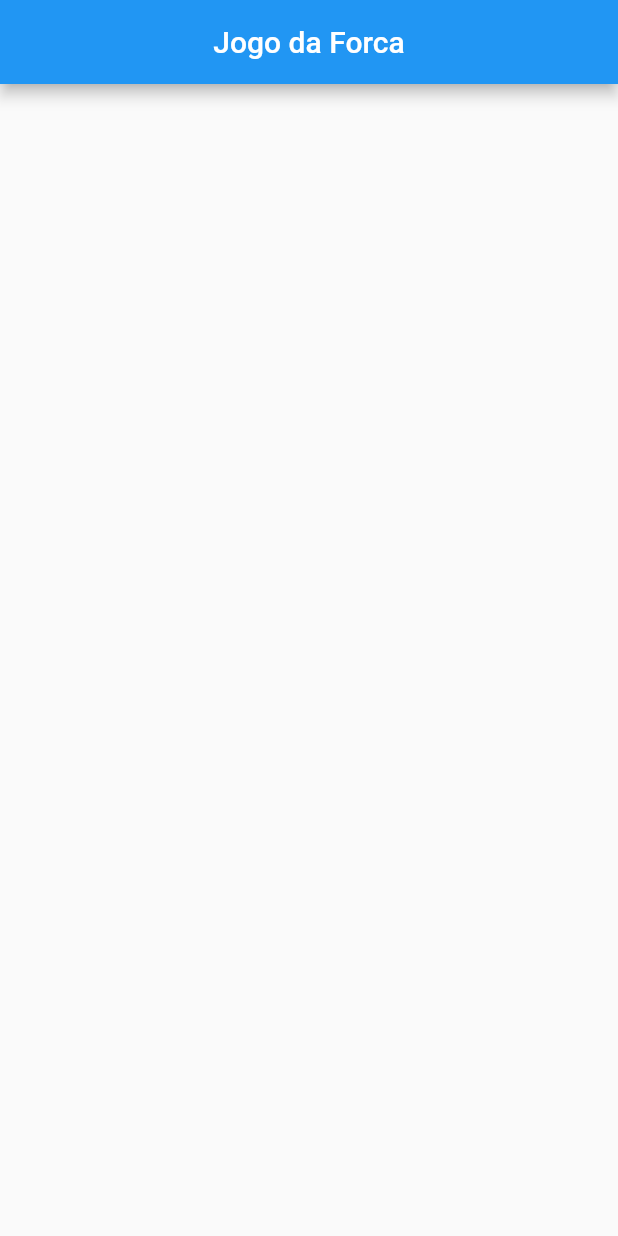
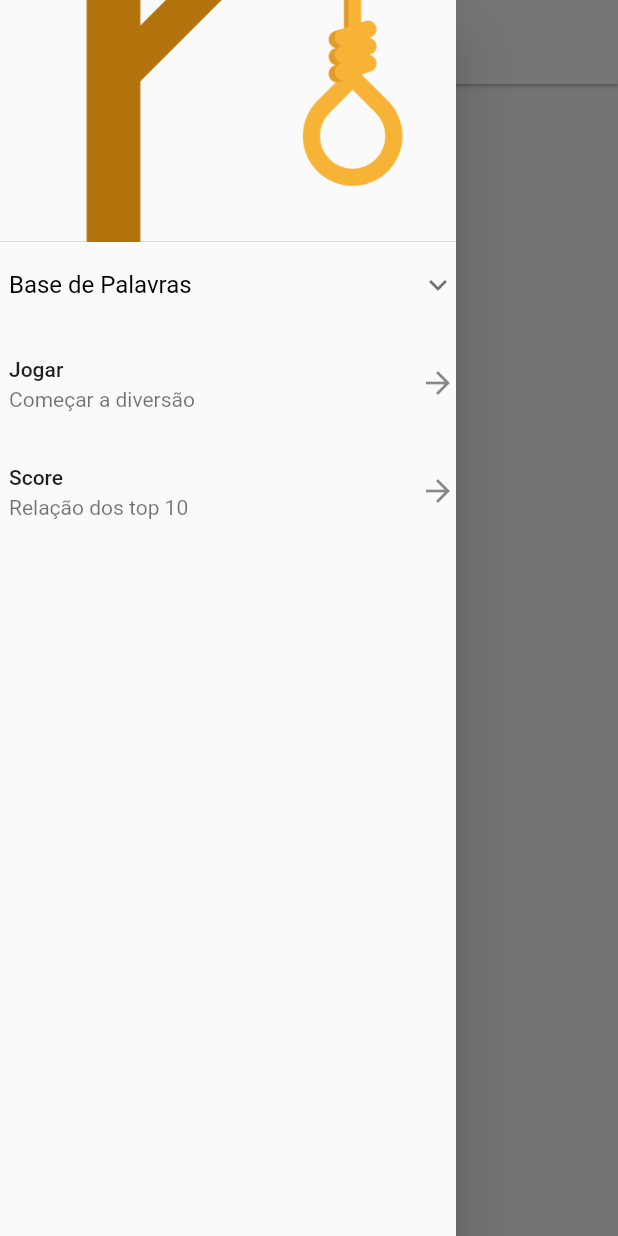
Before and after one commit to aalexsd/forca_app, a Flutter app: the screen it shows after launch, with the side drawer open (before the commit the screen has no drawer), on a phone screen of 412 x 824 dp. Run offline on Flutter 3.47's test engine with Material 2 defaults, Android fonts, the phone set to English and light mode, and no system bars; our stand-ins replace animated_splash_screen, equatable.

Commit message:
created drawer

```diff
--- a/lib/drawer/drawer_route.dart
+++ b/lib/drawer/drawer_route.dart
@@ -0,0 +1,27 @@
+import 'package:flutter/material.dart';
+import 'package:forca_app/drawer/widgets/drawerbody_app.dart';
+import 'package:forca_app/drawer/widgets/drawerbodycontent.dart';
+
+class DrawerPage extends StatelessWidget {
+  const DrawerPage({Key? key}) : super(key: key);
+
+  @override
+  Widget build(BuildContext context) {
+    return Drawer(
+      child: Column(
+        children: [
+          DrawerHeader(padding: EdgeInsets.zero,
+          margin: EdgeInsets.zero,
+            decoration: const BoxDecoration(
+              image: DecorationImage(
+                  image: AssetImage('assets/images/forcaicon.png'),
+              fit: BoxFit.cover),
+            ),
+            child: Container(),
+          ),
+          DrawerBodyApp(child: DrawerBodyContentApp(),),
+        ],
+      ),
+    );
+  }
+}
--- /dev/null
+++ b/lib/drawer/widgets/drawerbody_app.dart
@@ -0,0 +1,14 @@
+import 'package:flutter/material.dart';
+
+class DrawerBodyApp extends StatelessWidget {
+  final Widget child;
+  const DrawerBodyApp({Key? key,
+  required this.child}) : super(key: key);
+
+  @override
+  Widget build(BuildContext context) {
+    return Expanded(child: Container(
+      child: child,
+    ));
+  }
+}
--- /dev/null
+++ b/lib/drawer/widgets/drawerbodycontent.dart
@@ -0,0 +1,57 @@
+import 'package:flutter/material.dart';
+
+class DrawerBodyContentApp extends StatelessWidget {
+  const DrawerBodyContentApp({Key? key}) : super(key: key);
+
+  ListTile _createListTile({
+    required EdgeInsets contentPadding,
+    required String titleText,
+    required String subtitleText,
+  }) {
+    return ListTile(
+      contentPadding: contentPadding,
+      trailing: const Icon(Icons.arrow_forward),
+      title: Text(titleText),
+      subtitle: Text(subtitleText),
+      onTap: () {},
+    );
+  }
+
+  @override
+  Widget build(BuildContext context) {
+    return ListView(
+      children: [
+        ListTileTheme(
+          contentPadding: const EdgeInsets.only(left: 6),
+          child: ExpansionTile(
+            title: const Text(
+              'Base de Palavras',
+              style: TextStyle(fontSize: 16.0, color: Colors.black),
+            ),
+            onExpansionChanged: null,
+            children: <Widget>[
+              _createListTile(
+                  contentPadding: const EdgeInsets.only(left: 62.0),
+                  titleText: 'Novas Palavras',
+                  subtitleText: 'Vamos inserir palavras?'),
+              _createListTile(
+                  contentPadding: const EdgeInsets.only(left: 62.0),
+                  titleText: 'Palavras existentes',
+                  subtitleText: 'Vamos ver o que já temos?'),
+            ],
+          ),
+        ),
+        _createListTile(
+          contentPadding: const EdgeInsets.only(left: 6.0),
+          titleText: 'Jogar',
+          subtitleText: 'Começar a diversão',
+        ),
+        _createListTile(
+          contentPadding: const EdgeInsets.only(left: 6.0),
+          titleText: 'Score',
+          subtitleText: 'Relação dos top 10',
+        ),
+      ],
+    );
+  }
+}
--- a/lib/main.dart
+++ b/lib/main.dart
@@ -1,6 +1,5 @@
 import 'package:animated_splash_screen/animated_splash_screen.dart';
 import 'package:flutter/material.dart';
-import 'package:forca_app/routes%20/home_route.dart';
 import 'package:forca_app/screens/home_page.dart';
 
 void main() {
@@ -15,9 +14,19 @@ class MyApp extends StatelessWidget {
   Widget build(BuildContext context) {
     return MaterialApp(
       title: 'Forca app',
+      debugShowCheckedModeBanner: false,
       theme: ThemeData(
-          colorScheme: ColorScheme.fromSwatch(primarySwatch: Colors.blue)
-              .copyWith(background: Colors.greenAccent)),
+        primarySwatch: Colors.blue,
+        appBarTheme: const AppBarTheme(
+          elevation: 1,
+          backgroundColor: Colors.white,
+          titleTextStyle: TextStyle(color: Colors.black,
+              fontSize: 18,
+              fontWeight: FontWeight.bold),
+          actionsIconTheme: IconThemeData(color: Colors.black),
+          iconTheme: IconThemeData(color: Colors.black),
+        ),
+      ),
       home: AnimatedSplashScreen(
         splash: 'assets/images/forca.png',
         splashIconSize: 200,
--- a/lib/screens/home_page.dart
+++ b/lib/screens/home_page.dart
@@ -1,6 +1,6 @@
+import 'package:flutter/material.dart';
+import 'package:forca_app/drawer/drawer_route.dart';
 
-import 'package:flutter/material.dart';
-import 'package:forca_app/routes%20/splash_screen_route.dart';
 
 class ForcaHomePage extends StatelessWidget {
   const ForcaHomePage({Key? key}) : super(key: key);
@@ -10,9 +10,10 @@ class ForcaHomePage extends StatelessWidget {
     return Scaffold(
       appBar: AppBar(
         centerTitle: true,
-        title: Text('Jogo da Forca'),
+        title: const Text('Jogo da Forca'),
       ),
       body: Container(),
+      drawer: const DrawerPage(),
       );
   }
 }
--- a/pubspec.yaml
+++ b/pubspec.yaml
@@ -38,6 +38,7 @@ dependencies:
   shared_preferences: ^2.1.0
   animated_splash_screen: ^1.3.0
   animations: ^2.0.7
+  equatable: ^2.0.5
 
 dev_dependencies:
   flutter_test:
@@ -64,6 +65,7 @@ flutter:
   # To add assets to your application, add an assets section, like this:
   assets:
     - assets/images/forca.png
+    - assets/images/forcaicon.png
 
 
   # An image asset can refer to one or more resolution-specific "variants", see
```
Also changed, not shown: lib/drawer/widgets/listtile_app_widget.dart (added, +34 -0 lines), lib/models/palavra_model.dart (added, +15 -0 lines), assets/images/forcaicon.png (added), lib/routes /palavras/palavras_crud_form_state.dart (added), pubspec.lock.
